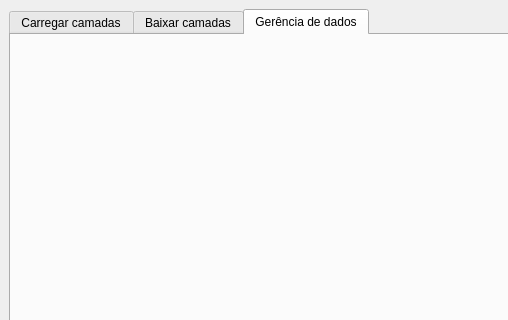
1cgeo/ControleAcervo, file app/uis/managementDock.ui: the form before one commit; both pictures show x 0 to 508 and y 0 to 320 of the 591 by 702 pixel window.
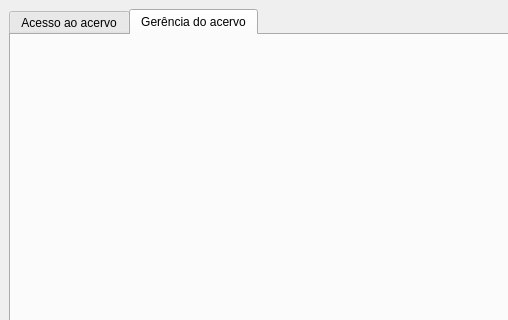
The form after the commit.

Commit message: chore: Working on dockManagement

```diff
--- a/app/uis/managementDock.ui
+++ b/app/uis/managementDock.ui
@@ -27,7 +27,7 @@
        <enum>QTabWidget::Rounded</enum>
       </property>
       <property name="currentIndex">
-       <number>2</number>
+       <number>1</number>
       </property>
       <property name="elideMode">
        <enum>Qt::ElideNone</enum>
@@ -40,22 +40,16 @@
       </property>
       <widget class="QWidget" name="loadLayers">
        <attribute name="title">
-        <string>Carregar camadas</string>
+        <string>Acesso ao acervo</string>
        </attribute>
        <layout class="QVBoxLayout" name="verticalLayout"/>
       </widget>
       <widget class="QWidget" name="downloadLayers">
        <attribute name="title">
-        <string>Baixar camadas</string>
+        <string>Gerência do acervo</string>
        </attribute>
        <layout class="QVBoxLayout" name="verticalLayout_2"/>
       </widget>
-      <widget class="QWidget" name="managementArea">
-       <attribute name="title">
-        <string>Gerência de dados</string>
-       </attribute>
-       <layout class="QVBoxLayout" name="verticalLayout_3"/>
-      </widget>
      </widget>
     </item>
    </layout>
```
Left out of the diff: 4 changed lines with no effect on the pictures. The commit also changes 4 other files.
